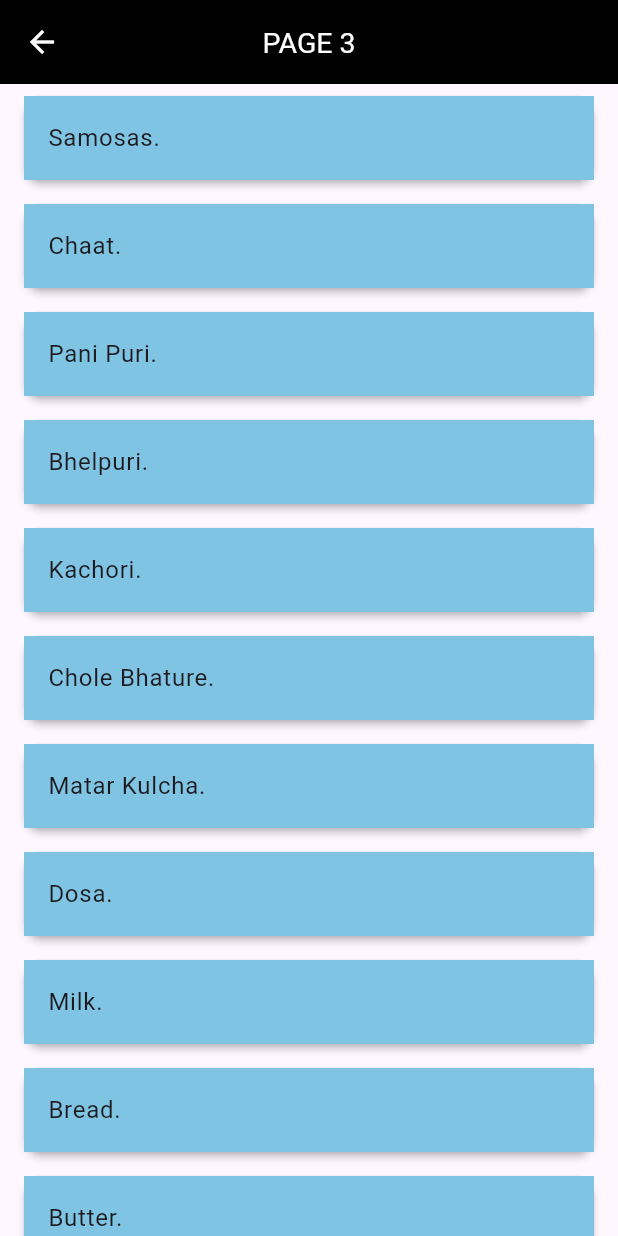
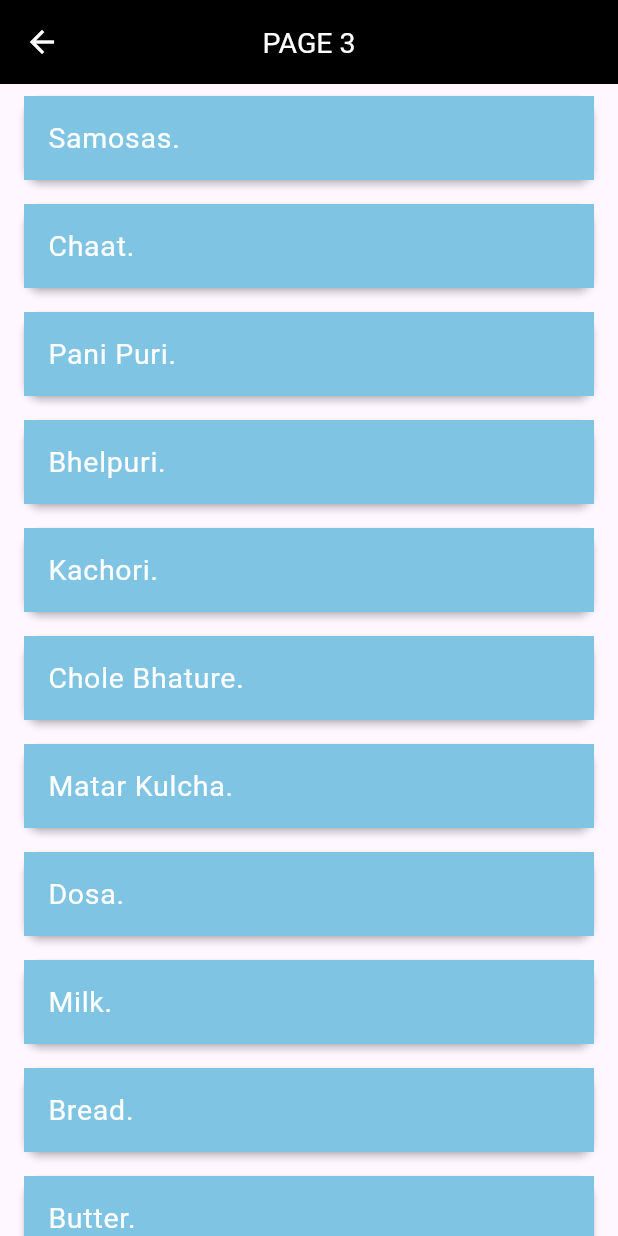
Before and after one commit to kiranmc12/hogr_machinetest_Getx, a Flutter app: the Page3 screen opened by its route, on a phone screen of 412 x 824 dp. Run offline on Flutter 3.47's test engine with Material 3 defaults, Android fonts, the phone set to English and light mode, and no system bars; our stand-ins replace get, google_fonts.

Commit message:
final commit

```diff
--- /dev/null
+++ b/lib/routes/named_routes.dart
@@ -0,0 +1,32 @@
+import 'package:get/get.dart';
+import 'package:hogr_machinetest/controllers/home_controller.dart';
+import 'package:hogr_machinetest/routes/routes.dart';
+import 'package:hogr_machinetest/screens/home.dart';
+import 'package:hogr_machinetest/screens/page1.dart';
+import 'package:hogr_machinetest/screens/page2.dart';
+import 'package:hogr_machinetest/screens/page3.dart';
+
+class MainRoutes {
+  static final List<GetPage> getPageList = [
+    GetPage(
+        name: Routes.homeScreen,
+        page: () => Home(),
+        binding: BindingsBuilder(() {
+          Get.lazyPut(() => HomeController());
+        })),
+    GetPage(
+      name: Routes.page1,
+      page: () => Page1(),
+    ),
+    GetPage(
+      name: Routes.page2,
+      page: () => Page2(),
+    ),
+    GetPage(
+        name: Routes.page3,
+        page: () => Page3(),
+        binding: BindingsBuilder(() {
+          Get.lazyPut(() => HomeController());
+        })),
+  ];
+}
--- a/lib/screens/page2.dart
+++ b/lib/screens/page2.dart
@@ -1,8 +1,7 @@
 import 'package:flutter/material.dart';
 import 'package:get/get.dart';
 import 'package:hogr_machinetest/utlis/colors.dart';
-import 'package:hogr_machinetest/constants.dart';
-import 'package:hogr_machinetest/controllers/home_controller.dart';
+import 'package:hogr_machinetest/utlis/constants.dart';
 import 'package:hogr_machinetest/routes/routes.dart';
 
 class Page2 extends StatelessWidget {
--- a/lib/screens/page3.dart
+++ b/lib/screens/page3.dart
@@ -2,7 +2,7 @@ import 'package:flutter/material.dart';
 import 'package:get/get.dart';
 import 'package:get/get_core/src/get_main.dart';
 import 'package:hogr_machinetest/utlis/colors.dart';
-import 'package:hogr_machinetest/constants.dart';
+import 'package:hogr_machinetest/utlis/constants.dart';
 import 'package:hogr_machinetest/controllers/home_controller.dart';
 import 'package:hogr_machinetest/controllers/page3_controller.dart';
 
@@ -44,8 +44,8 @@ class Page3 extends StatelessWidget {
               margin: const EdgeInsets.symmetric(
                   vertical: 8, horizontal: 16),
               child: ListTile(
-                tileColor:const Color.fromARGB(255, 128, 196, 228),
-                title: Text(controller.items[index]),
+                tileColor:kblue,
+                title: Text(controller.items[index],style: roboto(),),
               ),
             );
           },
--- a/lib/utlis/colors.dart
+++ b/lib/utlis/colors.dart
@@ -3,3 +3,4 @@ import 'package:flutter/material.dart';
 const Color kblack = Colors.black;
 const Color kwhite = Colors.white;
 const Color kgrey = Color.fromARGB(255, 91, 91, 91);
+const Color kblue = Color.fromARGB(255, 128, 196, 228);
--- a/lib/constants.dart
+++ b/lib/utlis/constants.dart
@@ -10,9 +10,10 @@ TextStyle roboto(
       fontSize: fontSize, fontWeight: fontWeight, color: color);
 }
 
+
 final ButtonStyle outlinedButtonStyle = OutlinedButton.styleFrom(
     side: const BorderSide(color: kblack), // Border color
     shape: RoundedRectangleBorder(
       borderRadius: BorderRadius.circular(10.0), // Circular radius
     ),
-    minimumSize: Size(150, 45));
+    minimumSize: const Size(150, 45));
```
Also changed, not shown: lib/main.dart (+4 -25 lines), lib/screens/home.dart (+11 -6 lines), lib/screens/page1.dart (+20 -5 lines), lib/screens/tab2.dart (deleted, +0 -33 lines), lib/screens/tab3.dart (deleted, +0 -34 lines), 1 other file.
